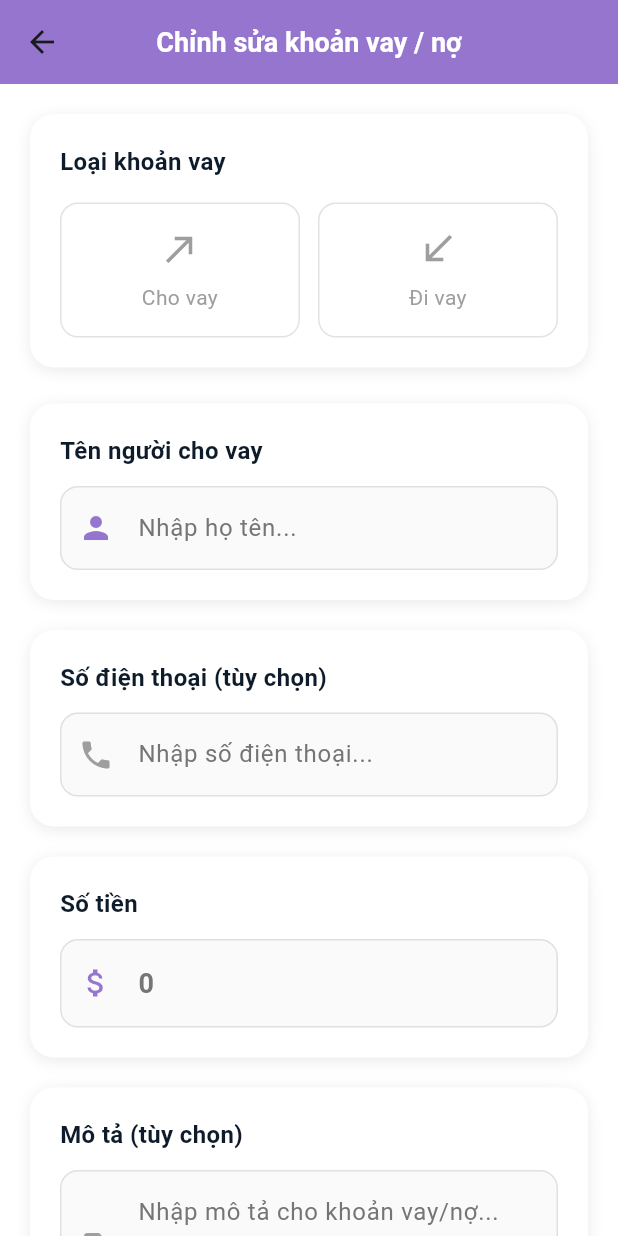
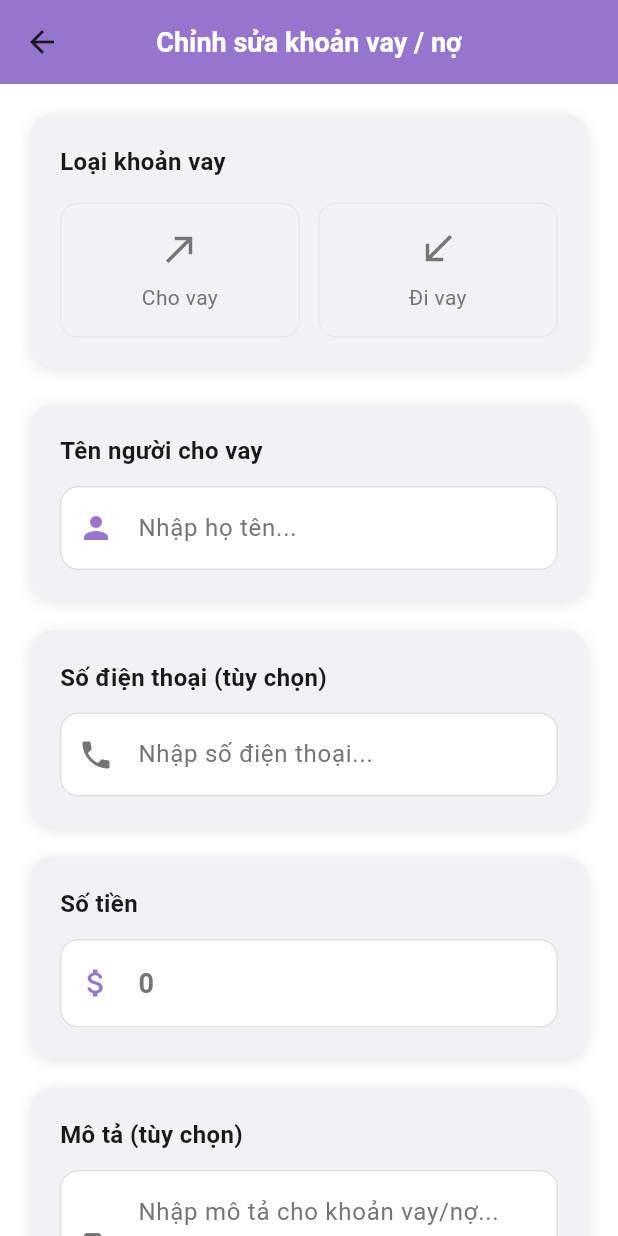
Before and after one commit to HaoAboutMe/DACN-FlutterApp-QLCT, a Flutter app: the EditLoanScreen screen opened directly with empty values, on a phone screen of 412 x 824 dp. Run offline on Flutter 3.47's test engine with Material 3 defaults, Android fonts, the phone set to English and light mode, and no system bars; our stand-ins replace shared_preferences, sqflite; accounts and stored records are empty.

Commit message:
Add DarkMode to Edit_Loan_Screen

```diff
--- a/lib/screens/loan/edit_loan_screen.dart
+++ b/lib/screens/loan/edit_loan_screen.dart
@@ -3,7 +3,6 @@
 import '../../database/database_helper.dart';
 import '../../models/loan.dart';
 import '../../utils/currency_formatter.dart';
-import '../home/home_colors.dart';
 
 class EditLoanScreen extends StatefulWidget {
   final Loan loan;
@@ -263,8 +262,11 @@
 
   @override
   Widget build(BuildContext context) {
+    final theme = Theme.of(context);
+    final colorScheme = theme.colorScheme;
+
     return Scaffold(
-      backgroundColor: HomeColors.background,
+      backgroundColor: colorScheme.surface,
       resizeToAvoidBottomInset: true,
       appBar: AppBar(
         title: const Text(
@@ -321,14 +323,17 @@
   }
 
   Widget _buildTypeSelector() {
+    final theme = Theme.of(context);
+    final colorScheme = theme.colorScheme;
+
     return Container(
       padding: const EdgeInsets.all(20),
       decoration: BoxDecoration(
-        color: HomeColors.cardBackground,
+        color: colorScheme.surfaceContainerHighest,
         borderRadius: BorderRadius.circular(16),
         boxShadow: [
           BoxShadow(
-            color: HomeColors.cardShadow,
+            color: colorScheme.shadow.withValues(alpha: 0.1),
             blurRadius: 8,
             offset: const Offset(0, 2),
           ),
@@ -337,12 +342,12 @@
       child: Column(
         crossAxisAlignment: CrossAxisAlignment.start,
         children: [
-          const Text(
+          Text(
             'Loại khoản vay',
             style: TextStyle(
               fontSize: 16,
               fontWeight: FontWeight.bold,
-              color: HomeColors.textPrimary,
+              color: colorScheme.onSurface,
             ),
           ),
           const SizedBox(height: 16),
@@ -359,6 +364,8 @@
   }
 
   Widget _buildTypeButton(String type, String label, IconData icon) {
+    final theme = Theme.of(context);
+    final colorScheme = theme.colorScheme;
     final isSelected = _selectedType == type;
     final color = _getTypeColor(type);
 
@@ -371,7 +378,7 @@
           color: isSelected ? color.withValues(alpha: 0.1) : Colors.transparent,
           borderRadius: BorderRadius.circular(12),
           border: Border.all(
-            color: isSelected ? color : Colors.grey.withValues(alpha: 0.3),
+            color: isSelected ? color : colorScheme.outline.withValues(alpha: 0.5),
             width: isSelected ? 2 : 1,
           ),
         ),
@@ -379,14 +386,14 @@
           children: [
             Icon(
               icon,
-              color: isSelected ? color : Colors.grey,
+              color: isSelected ? color : colorScheme.onSurfaceVariant,
               size: 28,
             ),
             const SizedBox(height: 8),
             Text(
               label,
               style: TextStyle(
-                color: isSelected ? color : Colors.grey,
+                color: isSelected ? color : colorScheme.onSurfaceVariant,
                 fontWeight: isSelected ? FontWeight.bold : FontWeight.normal,
                 fontSize: 14,
               ),
@@ -399,14 +406,17 @@
   }
 
   Widget _buildPersonNameField() {
+    final theme = Theme.of(context);
+    final colorScheme = theme.colorScheme;
+
     return Container(
       padding: const EdgeInsets.all(20),
       decoration: BoxDecoration(
-        color: HomeColors.cardBackground,
+        color: colorScheme.surfaceContainerHighest,
         borderRadius: BorderRadius.circular(16),
         boxShadow: [
           BoxShadow(
-            color: HomeColors.cardShadow,
+            color: colorScheme.shadow.withValues(alpha: 0.1),
             blurRadius: 8,
             offset: const Offset(0, 2),
           ),
@@ -417,10 +427,10 @@
         children: [
           Text(
             _selectedType == 'lend' ? 'Tên người vay' : 'Tên người cho vay',
-            style: const TextStyle(
+            style: TextStyle(
               fontSize: 16,
               fontWeight: FontWeight.bold,
-              color: HomeColors.textPrimary,
+              color: colorScheme.onSurface,
             ),
           ),
           const SizedBox(height: 12),
@@ -428,21 +438,23 @@
             controller: _personNameController,
             decoration: InputDecoration(
               hintText: 'Nhập họ tên...',
+              hintStyle: TextStyle(color: colorScheme.onSurfaceVariant),
               prefixIcon: Icon(
                 Icons.person,
                 color: _getTypeColor(_selectedType),
               ),
               border: OutlineInputBorder(
                 borderRadius: BorderRadius.circular(12),
-                borderSide: BorderSide(color: Colors.grey.withValues(alpha: 0.3)),
+                borderSide: BorderSide(color: colorScheme.outline.withValues(alpha: 0.5)),
               ),
               focusedBorder: OutlineInputBorder(
                 borderRadius: BorderRadius.circular(12),
                 borderSide: BorderSide(color: _getTypeColor(_selectedType), width: 2),
               ),
               filled: true,
-              fillColor: Colors.grey.withValues(alpha: 0.05),
+              fillColor: colorScheme.surface,
             ),
+            style: TextStyle(color: colorScheme.onSurface),
             validator: (value) {
               if (value == null || value.trim().isEmpty) {
                 return 'Vui lòng nhập tên người ${_selectedType == 'lend' ? 'vay' : 'cho vay'}';
@@ -456,14 +468,17 @@
   }
 
   Widget _buildPersonPhoneField() {
+    final theme = Theme.of(context);
+    final colorScheme = theme.colorScheme;
+
     return Container(
       padding: const EdgeInsets.all(20),
       decoration: BoxDecoration(
-        color: HomeColors.cardBackground,
+        color: colorScheme.surfaceContainerHighest,
         borderRadius: BorderRadius.circular(16),
         boxShadow: [
           BoxShadow(
-            color: HomeColors.cardShadow,
+            color: colorScheme.shadow.withValues(alpha: 0.1),
             blurRadius: 8,
             offset: const Offset(0, 2),
           ),
@@ -472,12 +487,12 @@
       child: Column(
         crossAxisAlignment: CrossAxisAlignment.start,
         children: [
-          const Text(
+          Text(
             'Số điện thoại (tùy chọn)',
             style: TextStyle(
               fontSize: 16,
               fontWeight: FontWeight.bold,
-              color: HomeColors.textPrimary,
+              color: colorScheme.onSurface,
             ),
           ),
           const SizedBox(height: 12),
@@ -486,18 +501,20 @@
             keyboardType: TextInputType.phone,
             decoration: InputDecoration(
               hintText: 'Nhập số điện thoại...',
-              prefixIcon: const Icon(Icons.phone, color: Colors.grey),
+              hintStyle: TextStyle(color: colorScheme.onSurfaceVariant),
+              prefixIcon: Icon(Icons.phone, color: colorScheme.onSurfaceVariant),
               border: OutlineInputBorder(
                 borderRadius: BorderRadius.circular(12),
-                borderSide: BorderSide(color: Colors.grey.withValues(alpha: 0.3)),
+                borderSide: BorderSide(color: colorScheme.outline.withValues(alpha: 0.5)),
               ),
               focusedBorder: OutlineInputBorder(
                 borderRadius: BorderRadius.circular(12),
-                borderSide: const BorderSide(color: HomeColors.primary, width: 2),
+                borderSide: BorderSide(color: colorScheme.primary, width: 2),
               ),
               filled: true,
-              fillColor: Colors.grey.withValues(alpha: 0.05),
+              fillColor: colorScheme.surface,
             ),
+            style: TextStyle(color: colorScheme.onSurface),
           ),
         ],
       ),
@@ -505,14 +522,17 @@
   }
 
   Widget _buildAmountField() {
+    final theme = Theme.of(context);
+    final colorScheme = theme.colorScheme;
+
     return Container(
       padding: const EdgeInsets.all(20),
       decoration: BoxDecoration(
-        color: HomeColors.cardBackground,
+        color: colorScheme.surfaceContainerHighest,
         borderRadius: BorderRadius.circular(16),
         boxShadow: [
           BoxShadow(
-            color: HomeColors.cardShadow,
+            color: colorScheme.shadow.withValues(alpha: 0.1),
             blurRadius: 8,
             offset: const Offset(0, 2),
           ),
@@ -521,12 +541,12 @@
       child: Column(
         crossAxisAlignment: CrossAxisAlignment.start,
         children: [
-          const Text(
+          Text(
             'Số tiền',
             style: TextStyle(
               fontSize: 16,
               fontWeight: FontWeight.bold,
-              color: HomeColors.textPrimary,
+              color: colorScheme.onSurface,
             ),
           ),
           const SizedBox(height: 12),
@@ -539,21 +559,23 @@
             ],
             decoration: InputDecoration(
               hintText: '0',
+              hintStyle: TextStyle(color: colorScheme.onSurfaceVariant),
               suffixText: 'đ',
+              suffixStyle: TextStyle(color: colorScheme.onSurfaceVariant),
               prefixIcon: Icon(
                 Icons.attach_money,
                 color: _getTypeColor(_selectedType),
               ),
               border: OutlineInputBorder(
                 borderRadius: BorderRadius.circular(12),
-                borderSide: BorderSide(color: Colors.grey.withValues(alpha: 0.3)),
+                borderSide: BorderSide(color: colorScheme.outline.withValues(alpha: 0.5)),
               ),
               focusedBorder: OutlineInputBorder(
                 borderRadius: BorderRadius.circular(12),
                 borderSide: BorderSide(color: _getTypeColor(_selectedType), width: 2),
               ),
               filled: true,
-              fillColor: Colors.grey.withValues(alpha: 0.05),
+              fillColor: colorScheme.surface,
             ),
             style: TextStyle(
               fontSize: 18,
@@ -577,14 +599,17 @@
   }
 
   Widget _buildDateSelectors() {
+    final theme = Theme.of(context);
+    final colorScheme = theme.colorScheme;
+
     return Container(
       padding: const EdgeInsets.all(20),
       decoration: BoxDecoration(
-        color: HomeColors.cardBackground,
+        color: colorScheme.surfaceContainerHighest,
         borderRadius: BorderRadius.circular(16),
         boxShadow: [
           BoxShadow(
-            color: HomeColors.cardShadow,
+            color: colorScheme.shadow.withValues(alpha: 0.1),
             blurRadius: 8,
             offset: const Offset(0, 2),
           ),
@@ -593,12 +618,12 @@
       child: Column(
         crossAxisAlignment: CrossAxisAlignment.start,
         children: [
-          const Text(
+          Text(
             'Thông tin thời gian',
             style: TextStyle(
               fontSize: 16,
               fontWeight: FontWeight.bold,
-              color: HomeColors.textPrimary,
+              color: colorScheme.onSurface,
             ),
           ),
           const SizedBox(height: 16),
@@ -608,35 +633,35 @@
             child: Container(
               padding: const EdgeInsets.symmetric(vertical: 16, horizontal: 12),
               decoration: BoxDecoration(
-                border: Border.all(color: Colors.grey.withValues(alpha: 0.3)),
+                border: Border.all(color: colorScheme.outline.withValues(alpha: 0.5)),
                 borderRadius: BorderRadius.circular(12),
-                color: Colors.grey.withValues(alpha: 0.05),
+                color: colorScheme.surface,
               ),
               child: Row(
                 children: [
-                  const Icon(Icons.calendar_today, color: Colors.grey),
+                  Icon(Icons.calendar_today, color: colorScheme.onSurfaceVariant),
                   const SizedBox(width: 12),
                   Column(
                     crossAxisAlignment: CrossAxisAlignment.start,
                     children: [
-                      const Text(
+                      Text(
                         'Ngày vay',
                         style: TextStyle(
                           fontSize: 12,
-                          color: Colors.grey,
+                          color: colorScheme.onSurfaceVariant,
                         ),
                       ),
                       Text(
                         '${_loanDate.day}/${_loanDate.month}/${_loanDate.year}',
-                        style: const TextStyle(
+                        style: TextStyle(
                           fontSize: 16,
-                          color: HomeColors.textPrimary,
+                          color: colorScheme.onSurface,
                         ),
                       ),
                     ],
                   ),
                   const Spacer(),
-                  const Icon(Icons.arrow_drop_down, color: Colors.grey),
+                  Icon(Icons.arrow_drop_down, color: colorScheme.onSurfaceVariant),
                 ],
               ),
             ),
@@ -648,22 +673,22 @@
             child: Container(
               padding: const EdgeInsets.symmetric(vertical: 16, horizontal: 12),
               decoration: BoxDecoration(
-                border: Border.all(color: Colors.grey.withValues(alpha: 0.3)),
+                border: Border.all(color: colorScheme.outline.withValues(alpha: 0.5)),
                 borderRadius: BorderRadius.circular(12),
-                color: Colors.grey.withValues(alpha: 0.05),
+                color: colorScheme.surface,
               ),
               child: Row(
                 children: [
-                  const Icon(Icons.event, color: Colors.grey),
+                  Icon(Icons.event, color: colorScheme.onSurfaceVariant),
                   const SizedBox(width: 12),
                   Column(
                     crossAxisAlignment: CrossAxisAlignment.start,
                     children: [
-                      const Text(
+                      Text(
                         'Hạn trả (tùy chọn)',
                         style: TextStyle(
                           fontSize: 12,
-                          color: Colors.grey,
+                          color: colorScheme.onSurfaceVariant,
                         ),
                       ),
                       Text(
@@ -672,7 +697,7 @@
                             : 'Chưa đặt hạn trả',
                         style: TextStyle(
                           fontSize: 16,
-                          color: _dueDate != null ? HomeColors.textPrimary : Colors.grey,
+                          color: _dueDate != null ? colorScheme.onSurface : colorScheme.onSurfaceVariant,
                         ),
                       ),
                     ],
@@ -681,10 +706,10 @@
                   if (_dueDate != null)
                     GestureDetector(
                       onTap: () => setState(() => _dueDate = null),
-                      child: const Icon(Icons.clear, color: Colors.grey, size: 20),
+                      child: Icon(Icons.clear, color: colorScheme.onSurfaceVariant, size: 20),
                     ),
                   const SizedBox(width: 8),
-                  const Icon(Icons.arrow_drop_down, color: Colors.grey),
+                  Icon(Icons.arrow_drop_down, color: colorScheme.onSurfaceVariant),
                 ],
               ),
             ),
@@ -695,14 +720,17 @@
   }
 
   Widget _buildDescriptionField() {
+    final theme = Theme.of(context);
+    final colorScheme = theme.colorScheme;
+
     return Container(
       padding: const EdgeInsets.all(20),
       decoration: BoxDecoration(
-        color: HomeColors.cardBackground,
+        color: colorScheme.surfaceContainerHighest,
         borderRadius: BorderRadius.circular(16),
         boxShadow: [
           BoxShadow(
-            color: HomeColors.cardShadow,
+            color: colorScheme.shadow.withValues(alpha: 0.1),
             blurRadius: 8,
             offset: const Offset(0, 2),
           ),
@@ -711,12 +739,12 @@
       child: Column(
         crossAxisAlignment: CrossAxisAlignment.start,
         children: [
-          const Text(
+          Text(
             'Mô tả (tùy chọn)',
             style: TextStyle(
               fontSize: 16,
               fontWeight: FontWeight.bold,
-              color: HomeColors.textPrimary,
+              color: colorScheme.onSurface,
             ),
           ),
           const SizedBox(height: 12),
@@ -725,18 +753,20 @@
             maxLines: 3,
             decoration: InputDecoration(
               hintText: 'Nhập mô tả cho khoản vay/nợ...',
-              prefixIcon: const Icon(Icons.description, color: Colors.grey),
+              hintStyle: TextStyle(color: colorScheme.onSurfaceVariant),
+              prefixIcon: Icon(Icons.description, color: colorScheme.onSurfaceVariant),
               border: OutlineInputBorder(
                 borderRadius: BorderRadius.circular(12),
-                borderSide: BorderSide(color: Colors.grey.withValues(alpha: 0.3)),
+                borderSide: BorderSide(color: colorScheme.outline.withValues(alpha: 0.5)),
               ),
               focusedBorder: OutlineInputBorder(
                 borderRadius: BorderRadius.circular(12),
-                borderSide: const BorderSide(color: HomeColors.primary, width: 2),
+                borderSide: BorderSide(color: colorScheme.primary, width: 2),
               ),
               filled: true,
-              fillColor: Colors.grey.withValues(alpha: 0.05),
+              fillColor: colorScheme.surface,
             ),
+            style: TextStyle(color: colorScheme.onSurface),
           ),
         ],
       ),
@@ -744,14 +774,17 @@
   }
 
   Widget _buildOldDebtToggle() {
+    final theme = Theme.of(context);
+    final colorScheme = theme.colorScheme;
+
     return Container(
       padding: const EdgeInsets.all(20),
       decoration: BoxDecoration(
-        color: HomeColors.cardBackground,
+        color: colorScheme.surfaceContainerHighest,
         borderRadius: BorderRadius.circular(16),
         boxShadow: [
           BoxShadow(
-            color: HomeColors.cardShadow,
+            color: colorScheme.shadow.withValues(alpha: 0.1),
             blurRadius: 8,
             offset: const Offset(0, 2),
           ),
@@ -760,21 +793,22 @@
       child: Column(
         crossAxisAlignment: CrossAxisAlignment.start,
         children: [
-          const Text(
+          Text(
             'Loại khoản vay',
             style: TextStyle(
               fontSize: 16,
               fontWeight: FontWeight.bold,
-              color: HomeColors.textPrimary,
+              color: colorScheme.onSurface,
             ),
           ),
           const SizedBox(height: 12),
           SwitchListTile(
             title: Text(
               _isOldDebt ? 'Khoản vay cũ (trước khi dùng app)' : 'Khoản vay mới',
-              style: const TextStyle(
+              style: TextStyle(
                 fontSize: 14,
                 fontWeight: FontWeight.w500,
+                color: colorScheme.onSurface,
               ),
             ),
             subtitle: Text(
@@ -783,7 +817,7 @@
                   : 'Tạo giao dịch mới và cập nhật số dư',
               style: TextStyle(
                 fontSize: 12,
-                color: Colors.grey[600],
+                color: colorScheme.onSurfaceVariant,
               ),
             ),
             value: _isOldDebt,
@@ -800,14 +834,17 @@
   }
 
   Widget _buildReminderSettings() {
+    final theme = Theme.of(context);
+    final colorScheme = theme.colorScheme;
+
     return Container(
       padding: const EdgeInsets.all(20),
       decoration: BoxDecoration(
-        color: HomeColors.cardBackground,
+        color: colorScheme.surfaceContainerHighest,
         borderRadius: BorderRadius.circular(16),
         boxShadow: [
           BoxShadow(
-            color: HomeColors.cardShadow,
+            color: colorScheme.shadow.withValues(alpha: 0.1),
             blurRadius: 8,
             offset: const Offset(0, 2),
           ),
@@ -816,12 +853,12 @@
       child: Column(
         crossAxisAlignment: CrossAxisAlignment.start,
         children: [
-          const Text(
+          Text(
             'Cài đặt nhắc nhở',
             style: TextStyle(
               fontSize: 16,
               fontWeight: FontWeight.bold,
-              color: HomeColors.textPrimary,
+              color: colorScheme.onSurface,
             ),
           ),
           const SizedBox(height: 12),
@@ -840,11 +877,11 @@
           ),
           if (_reminderEnabled) ...[
             const SizedBox(height: 12),
-            const Text(
+            Text(
               'Nhắc trước (ngày):',
               style: TextStyle(
                 fontSize: 14,
-                color: HomeColors.textPrimary,
+                color: colorScheme.onSurface,
               ),
             ),
             const SizedBox(height: 8),
@@ -866,7 +903,7 @@
                           border: Border.all(
                             color: isSelected
                                 ? _getTypeColor(_selectedType)
-                                : Colors.grey.withValues(alpha: 0.3),
+                                : colorScheme.outline.withValues(alpha: 0.5),
                           ),
                         ),
                         child: Text(
@@ -875,7 +912,7 @@
                           style: TextStyle(
                             color: isSelected
                                 ? _getTypeColor(_selectedType)
-                                : Colors.grey,
+                                : colorScheme.onSurfaceVariant,
                             fontWeight: isSelected ? FontWeight.bold : FontWeight.normal,
                           ),
                         ),
```
